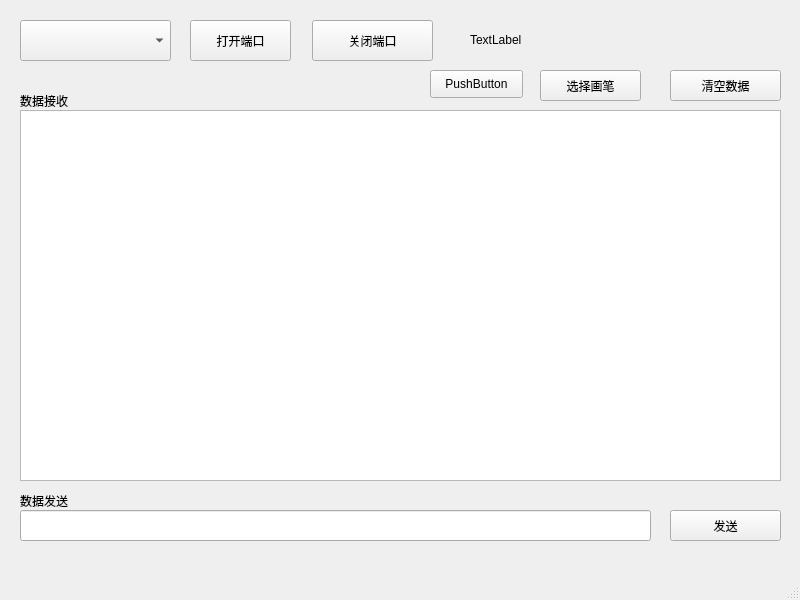
Qt form Demo.ui (ZhangYiXiSucceed/PyQT-) before a commit.
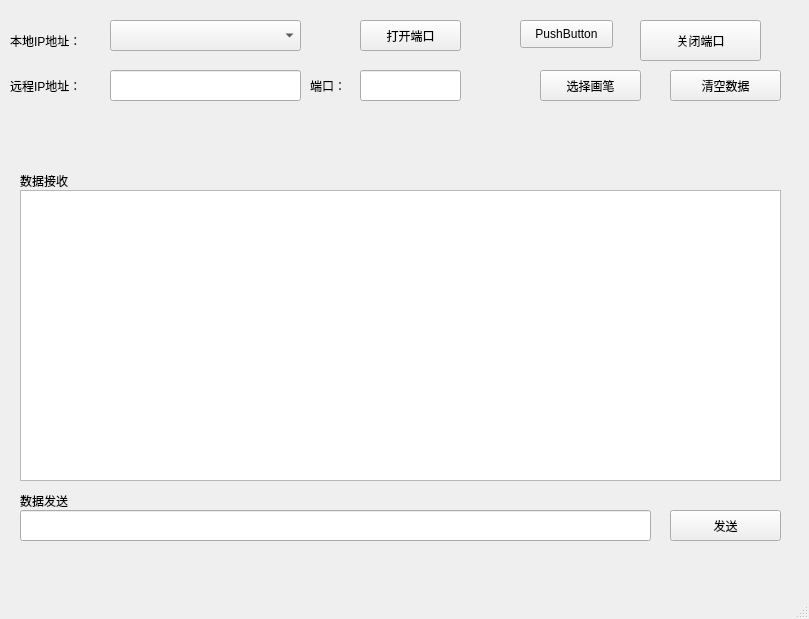
The same form after that commit.

```diff
--- a/Demo.ui
+++ b/Demo.ui
@@ -6,8 +6,8 @@
    <rect>
     <x>0</x>
     <y>0</y>
-    <width>800</width>
-    <height>600</height>
+    <width>809</width>
+    <height>619</height>
    </rect>
   </property>
   <property name="windowTitle">
@@ -17,10 +17,10 @@
    <widget class="QPushButton" name="tbnOpen">
     <property name="geometry">
      <rect>
-      <x>190</x>
+      <x>360</x>
       <y>20</y>
       <width>101</width>
-      <height>41</height>
+      <height>31</height>
      </rect>
     </property>
     <property name="text">
@@ -30,7 +30,7 @@
    <widget class="QPushButton" name="tbnClose">
     <property name="geometry">
      <rect>
-      <x>312</x>
+      <x>640</x>
       <y>20</y>
       <width>121</width>
       <height>41</height>
@@ -44,8 +44,8 @@
     <property name="geometry">
      <rect>
       <x>20</x>
-      <y>80</y>
-      <width>191</width>
+      <y>160</y>
+      <width>71</width>
       <height>41</height>
      </rect>
     </property>
@@ -56,10 +56,10 @@
    <widget class="QComboBox" name="cBPortName">
     <property name="geometry">
      <rect>
-      <x>20</x>
+      <x>110</x>
       <y>20</y>
-      <width>151</width>
-      <height>41</height>
+      <width>191</width>
+      <height>31</height>
      </rect>
     </property>
    </widget>
@@ -67,9 +67,9 @@
     <property name="geometry">
      <rect>
       <x>20</x>
-      <y>110</y>
+      <y>190</y>
       <width>761</width>
-      <height>371</height>
+      <height>291</height>
      </rect>
     </property>
    </widget>
@@ -88,7 +88,7 @@
      <rect>
       <x>20</x>
       <y>480</y>
-      <width>191</width>
+      <width>71</width>
       <height>41</height>
      </rect>
     </property>
@@ -109,19 +109,6 @@
      <string>发送</string>
     </property>
    </widget>
-   <widget class="QLabel" name="label_Time">
-    <property name="geometry">
-     <rect>
-      <x>470</x>
-      <y>24</y>
-      <width>301</width>
-      <height>31</height>
-     </rect>
-    </property>
-    <property name="text">
-     <string>TextLabel</string>
-    </property>
-   </widget>
    <widget class="QToolButton" name="tbnClear">
     <property name="geometry">
      <rect>
@@ -151,8 +138,8 @@
    <widget class="QPushButton" name="pushButton">
     <property name="geometry">
      <rect>
-      <x>430</x>
-      <y>70</y>
+      <x>520</x>
+      <y>20</y>
       <width>93</width>
       <height>28</height>
      </rect>
@@ -161,6 +148,65 @@
      <string>PushButton</string>
     </property>
    </widget>
+   <widget class="QLabel" name="label_3">
+    <property name="geometry">
+     <rect>
+      <x>10</x>
+      <y>20</y>
+      <width>101</width>
+      <height>41</height>
+     </rect>
+    </property>
+    <property name="text">
+     <string>本地IP地址：</string>
+    </property>
+   </widget>
+   <widget class="QLabel" name="label_4">
+    <property name="geometry">
+     <rect>
+      <x>10</x>
+      <y>60</y>
+      <width>101</width>
+      <height>51</height>
+     </rect>
+    </property>
+    <property name="text">
+     <string>远程IP地址：</string>
+    </property>
+   </widget>
+   <widget class="QLineEdit" name="lEServerIP">
+    <property name="geometry">
+     <rect>
+      <x>110</x>
+      <y>70</y>
+      <width>191</width>
+      <height>31</height>
+     </rect>
+    </property>
+   </widget>
+   <widget class="QLineEdit" name="lEServerPort">
+    <property name="geometry">
+     <rect>
+      <x>360</x>
+      <y>70</y>
+      <width>101</width>
+      <height>31</height>
+     </rect>
+    </property>
+   </widget>
+   <widget class="QLabel" name="label_5">
+    <property name="geometry">
+     <rect>
+      <x>310</x>
+      <y>60</y>
+      <width>51</width>
+      <height>51</height>
+     </rect>
+    </property>
+    <property name="text">
+     <string>端口：</string>
+    </property>
+   </widget>
   </widget>
   <widget class="QMenuBar" name="menubar">
    <property name="geometry">
```
Left out of the diff: 2 changed lines with no effect on the pictures.
